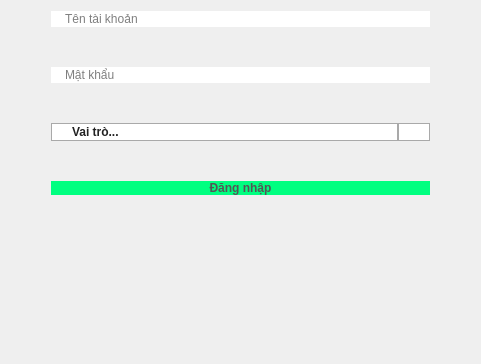
Qt form signin.ui (duydvu/Library) before a commit.
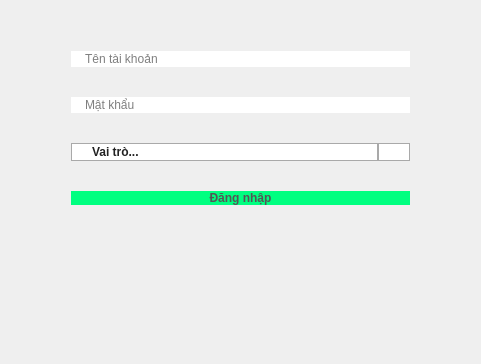
The same form after that commit. Icons and pictures are not drawn.

```diff
--- a/signin.ui
+++ b/signin.ui
@@ -30,10 +30,38 @@
       </spacer>
      </item>
      <item>
-      <layout class="QVBoxLayout" name="verticalLayout" stretch="0,0,1,0,0">
+      <layout class="QVBoxLayout" name="verticalLayout" stretch="0,2,2,2,2,2,0">
        <property name="spacing">
-        <number>40</number>
+        <number>30</number>
        </property>
+       <property name="sizeConstraint">
+        <enum>QLayout::SetDefaultConstraint</enum>
+       </property>
+       <property name="leftMargin">
+        <number>20</number>
+       </property>
+       <property name="topMargin">
+        <number>0</number>
+       </property>
+       <property name="rightMargin">
+        <number>20</number>
+       </property>
+       <property name="bottomMargin">
+        <number>0</number>
+       </property>
+       <item>
+        <spacer name="verticalSpacer_2">
+         <property name="orientation">
+          <enum>Qt::Vertical</enum>
+         </property>
+         <property name="sizeHint" stdset="0">
+          <size>
+           <width>20</width>
+           <height>40</height>
+          </size>
+         </property>
+        </spacer>
+       </item>
        <item>
         <widget class="QLineEdit" name="AccountEdit">
          <property name="styleSheet">
@@ -191,6 +219,19 @@
          </property>
         </widget>
        </item>
+       <item>
+        <spacer name="verticalSpacer">
+         <property name="orientation">
+          <enum>Qt::Vertical</enum>
+         </property>
+         <property name="sizeHint" stdset="0">
+          <size>
+           <width>20</width>
+           <height>40</height>
+          </size>
+         </property>
+        </spacer>
+       </item>
       </layout>
      </item>
      <item>
```
